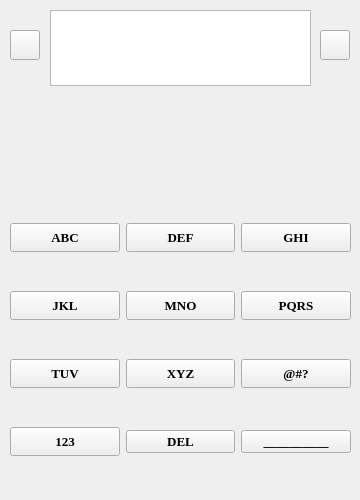
Qt form form.ui (doitunglam/demo2) before a commit.
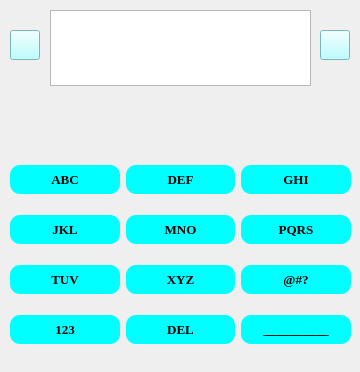
The same form after that commit. Icons and pictures are not drawn.

```diff
--- a/form.ui
+++ b/form.ui
@@ -7,7 +7,7 @@
     <x>0</x>
     <y>0</y>
     <width>360</width>
-    <height>500</height>
+    <height>372</height>
    </rect>
   </property>
   <property name="font">
@@ -20,18 +20,36 @@
   <property name="windowTitle">
    <string>Widget</string>
   </property>
+  <property name="styleSheet">
+   <string notr="true">QPushButton {
+	background-color: rgb(0, 255, 255);
+	font: 9pt &quot;Segoe Print&quot;;
+	border-radius: 10px;
+}
+QToolButton {
+	background-color: rgb(170, 255, 255);
+	f
+	border-radius: 10px;
+}</string>
+  </property>
   <widget class="QWidget" name="gridLayoutWidget">
    <property name="geometry">
     <rect>
      <x>10</x>
-     <y>190</y>
+     <y>150</y>
      <width>341</width>
-     <height>301</height>
+     <height>211</height>
     </rect>
    </property>
    <layout class="QGridLayout" name="gridLayout">
     <item row="6" column="1">
      <widget class="QPushButton" name="button_del">
+      <property name="minimumSize">
+       <size>
+        <width>0</width>
+        <height>29</height>
+       </size>
+      </property>
       <property name="text">
        <string>DEL</string>
       </property>
@@ -202,6 +220,12 @@
     </item>
     <item row="6" column="2">
      <widget class="QPushButton" name="button_space">
+      <property name="minimumSize">
+       <size>
+        <width>0</width>
+        <height>29</height>
+       </size>
+      </property>
       <property name="text">
        <string>__________</string>
       </property>
@@ -263,7 +287,7 @@
     </sizepolicy>
    </property>
   </widget>
-  <widget class="QPushButton" name="button_speaker">
+  <widget class="QToolButton" name="button_speaker">
    <property name="geometry">
     <rect>
      <x>320</x>
```
Left out of the diff: 224 changed lines with no effect on the pictures.
